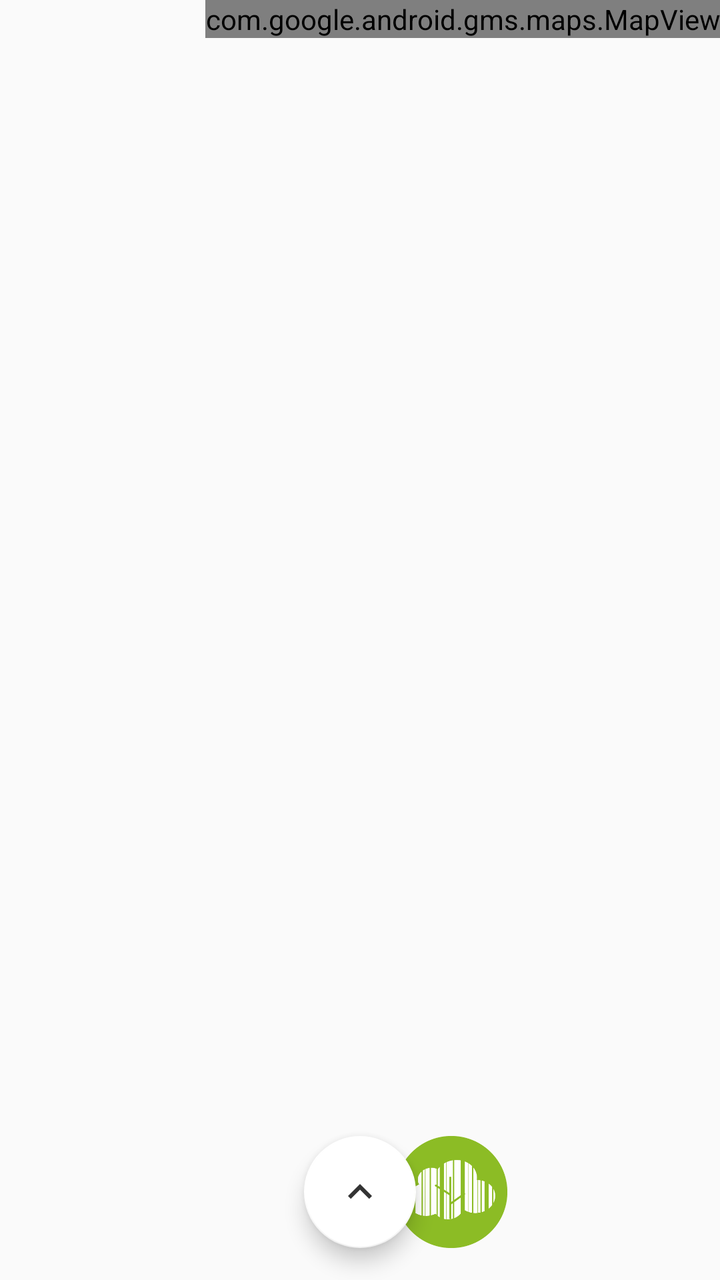
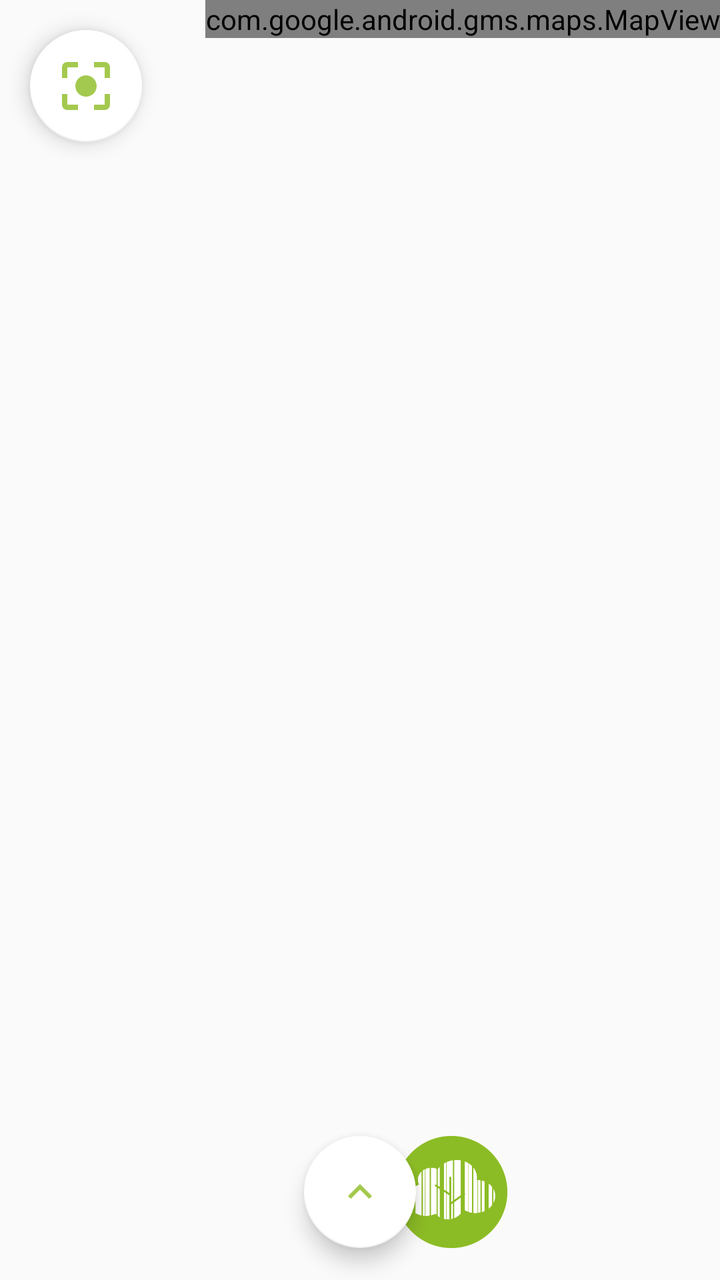

Before-and-after screenshots of an Android layout around one commit, followed by the original layout XML and the change that was made.
<!-- AndroidManifest.xml: application theme AppTheme.NoActionBar -->
<!-- res/layout/fragment_home.xml -->
<?xml version="1.0" encoding="utf-8"?>
<androidx.constraintlayout.widget.ConstraintLayout xmlns:android="http://schemas.android.com/apk/res/android"
    xmlns:app="http://schemas.android.com/apk/res-auto"
    xmlns:tools="http://schemas.android.com/tools"
    android:layout_width="match_parent"
    android:layout_height="match_parent"
    tools:context=".view.fragment.HomeFragment">


    <com.google.android.gms.maps.MapView
        android:id="@+id/map"
        android:layout_width="wrap_content"
        android:layout_height="wrap_content"
        app:layout_constraintEnd_toEndOf="parent"
        app:layout_constraintTop_toTopOf="parent" />


    <com.google.android.material.floatingactionbutton.FloatingActionButton
        android:id="@+id/fab_menu"
        android:layout_width="wrap_content"
        android:layout_height="wrap_content"
        android:layout_marginBottom="16dp"
        android:src="@drawable/arrow_up"
        app:backgroundTint="@color/white"
        app:layout_constraintBottom_toBottomOf="parent"
        app:layout_constraintEnd_toEndOf="parent"
        app:layout_constraintHorizontal_bias="0.5"
        app:layout_constraintStart_toStartOf="parent" />

    <ImageButton
        android:id="@+id/scanner_button"
        android:layout_width="56dp"
        android:layout_height="56dp"
        android:layout_marginBottom="16dp"
        android:background="@drawable/icon_barcode"
        android:elevation="5dp"
        app:layout_constraintBottom_toBottomOf="parent"
        app:layout_constraintEnd_toEndOf="parent"
        app:layout_constraintHorizontal_bias="0.65"
        app:layout_constraintStart_toStartOf="parent" />

    <include
        android:id="@+id/dashboardLayout"
        layout="@layout/dashboard_layout"
        android:visibility="gone" />

</androidx.constraintlayout.widget.ConstraintLayout>
<!-- res/layout/dashboard_layout.xml (included above) -->
<?xml version="1.0" encoding="utf-8"?>
<androidx.constraintlayout.widget.ConstraintLayout xmlns:android="http://schemas.android.com/apk/res/android"
    xmlns:app="http://schemas.android.com/apk/res-auto"
    android:id="@+id/layoutTool"
    android:layout_width="match_parent"
    android:layout_height="match_parent"
    android:background="@drawable/dashboard_shape">


    <androidx.constraintlayout.widget.Group
        android:id="@+id/groupButton"
        android:layout_width="wrap_content"
        android:layout_height="wrap_content"
        app:constraint_referenced_ids="taskButton, settingsButton, accountButton, titleAccount, titleTask,titleSettings"
        app:layout_constraintBottom_toTopOf="parent"
        app:layout_constraintEnd_toStartOf="parent"
        app:layout_constraintStart_toStartOf="parent"
        app:layout_constraintTop_toTopOf="parent" />

    <com.google.android.material.floatingactionbutton.FloatingActionButton
        android:id="@+id/settingsButton"
        android:layout_width="wrap_content"
        android:layout_height="wrap_content"
        android:layout_marginTop="8dp"
        android:layout_marginEnd="5dp"
        android:src="@drawable/setting"
        app:backgroundTint="@color/green_light"
        app:layout_constraintEnd_toEndOf="@+id/titleSettings"
        app:layout_constraintTop_toBottomOf="@+id/titleSettings" />

    <com.google.android.material.floatingactionbutton.FloatingActionButton
        android:id="@+id/accountButton"
        android:layout_width="wrap_content"
        android:layout_height="wrap_content"
        android:layout_marginStart="16dp"
        android:layout_marginTop="8dp"
        android:src="@drawable/account"
        app:backgroundTint="@color/green_light"
        app:layout_constraintStart_toStartOf="@+id/titleAccount"
        app:layout_constraintTop_toBottomOf="@+id/titleAccount" />

    <com.google.android.material.floatingactionbutton.FloatingActionButton
        android:id="@+id/taskButton"
        android:layout_width="wrap_content"
        android:layout_height="wrap_content"
        android:layout_marginTop="8dp"
        android:src="@drawable/check_list"
        app:backgroundTint="@color/green_light"
        app:layout_constraintStart_toStartOf="@+id/titleTask"
        app:layout_constraintTop_toBottomOf="@+id/titleTask" />

    <TextView
        android:id="@+id/titleSettings"
        style="@style/TextAppearance"
        android:layout_width="wrap_content"
        android:layout_height="wrap_content"
        android:layout_marginStart="40dp"
        android:alpha=".5"
        android:elevation="10dp"
        android:padding="5dp"
        android:text="@string/settings_title"
        app:layout_constraintStart_toStartOf="parent"
        app:layout_constraintTop_toTopOf="@+id/titleAccount" />

    <TextView
        android:id="@+id/titleAccount"
        style="@style/TextAppearance"
        android:layout_width="wrap_content"
        android:layout_height="wrap_content"
        android:layout_marginHorizontal="15dp"
        android:alpha=".5"
        android:elevation="10dp"
        android:padding="5dp"
        android:text="@string/account_title"
        app:layout_constraintBottom_toBottomOf="@+id/titleTask"
        app:layout_constraintEnd_toEndOf="parent"
        app:layout_constraintStart_toStartOf="parent" />

    <TextView
        android:id="@+id/titleTask"
        style="@style/TextAppearance"
        android:layout_width="wrap_content"
        android:layout_height="wrap_content"
        android:layout_marginTop="308dp"
        android:layout_marginEnd="40dp"
        android:alpha=".5"
        android:elevation="10dp"
        android:padding="5dp"
        android:text="@string/missions_title"
        android:textColor="@color/black"
        app:layout_constraintEnd_toEndOf="parent"
        app:layout_constraintTop_toTopOf="parent" />

    <TextView
        android:id="@+id/home_title"
        android:layout_width="0dp"
        android:layout_height="wrap_content"
        android:layout_marginHorizontal="20dp"
        android:layout_marginStart="20dp"
        android:layout_marginTop="36dp"
        android:layout_marginEnd="20dp"
        style="@style/TextAppearance"
        android:textAlignment="center"
        android:textColor="@color/black"
        android:textSize="25dp"
        app:layout_constraintEnd_toEndOf="parent"
        app:layout_constraintStart_toStartOf="parent"
        app:layout_constraintTop_toBottomOf="@+id/settingsButton" />

    <TextView
        android:id="@+id/textRecap"
        android:layout_width="0dp"
        android:layout_height="wrap_content"
        android:layout_marginHorizontal="20dp"
        android:layout_marginStart="20dp"
        android:layout_marginTop="43dp"
        android:layout_marginEnd="20dp"
        style="@style/TextAppearance"
        android:textAlignment="center"
        android:textSize="25dp"
        app:layout_constraintEnd_toEndOf="parent"
        app:layout_constraintStart_toStartOf="parent"
        app:layout_constraintTop_toBottomOf="@+id/home_title" />

    <com.google.android.material.floatingactionbutton.FloatingActionButton
        android:id="@+id/buttonClose"
        android:layout_width="wrap_content"
        android:layout_height="wrap_content"
        android:layout_marginBottom="16dp"
        android:src="@drawable/arrow_down"
        app:backgroundTint="@color/white"
        app:layout_constraintBottom_toBottomOf="parent"
        app:layout_constraintEnd_toEndOf="parent"
        app:layout_constraintHorizontal_bias="0.5"
        app:layout_constraintStart_toStartOf="parent" />
</androidx.constraintlayout.widget.ConstraintLayout>
<!-- resources referenced by this layout -->
<resources>
  <color name="black">#FF000000</color>
  <color name="green_light">#8dbc23</color>
  <color name="white">#FFFFFFFF</color>
  <!-- drawable account (drawable-anydpi) -->
  <vector xmlns:android="http://schemas.android.com/apk/res/android"
      android:width="24dp"
      android:height="24dp"
      android:viewportWidth="24"
      android:viewportHeight="24"
      android:tint="#000000"
      android:alpha="0.8">
    <path
        android:fillColor="@android:color/white"
        android:pathData="M12,12c2.21,0 4,-1.79 4,-4s-1.79,-4 -4,-4 -4,1.79 -4,4 1.79,4 4,4zM12,14c-2.67,0 -8,1.34 -8,4v2h16v-2c0,-2.66 -5.33,-4 -8,-4z"/>
  </vector>
  <!-- drawable arrow_down (drawable-anydpi) -->
  <vector xmlns:android="http://schemas.android.com/apk/res/android"
      android:width="24dp"
      android:height="24dp"
      android:viewportWidth="24"
      android:viewportHeight="24"
      android:tint="#000000"
      android:alpha="0.8">
    <path
        android:fillColor="@android:color/white"
        android:pathData="M7.41,8.59L12,13.17l4.59,-4.58L18,10l-6,6 -6,-6 1.41,-1.41z"/>
  </vector>
  <!-- drawable arrow_up (drawable-anydpi) -->
  <vector xmlns:android="http://schemas.android.com/apk/res/android"
      android:width="24dp"
      android:height="24dp"
      android:viewportWidth="24"
      android:viewportHeight="24"
      android:tint="#000000"
      android:alpha="0.8">
    <path
        android:fillColor="@android:color/white"
        android:pathData="M7.41,15.41L12,10.83l4.59,4.58L18,14l-6,-6 -6,6z"/>
  </vector>
  <!-- drawable dashboard_shape (drawable) -->
  <?xml version="1.0" encoding="utf-8"?>
  <layer-list xmlns:android="http://schemas.android.com/apk/res/android">
      <item>
          <shape android:shape="rectangle">
              <solid android:color="@color/green_opacity"/>
              <corners android:radius="2dp" />
              <gradient
                  android:angle="315"
                  android:centerX="80%"
                  android:endColor="@color/green_opacity"
                  android:startColor="@color/white" />
  
          </shape>
      </item>
  </layer-list>
  <string name="account_title">Mon Compte</string>
  <string name="missions_title">Missions</string>
  <string name="settings_title">Paramètres</string>
  <style name="TextAppearance" parent="TextAppearance.AppCompat">
          <item name="android:background">@color/transparent</item>
          <item name="android:textColor">@color/black</item>
          <item name="android:textSize">15sp</item>
      </style>
  <style name="AppTheme.NoActionBar">
          <item name="windowActionBar">false</item>
          <item name="windowNoTitle">true</item>
      </style>
  <color name="green_opacity">#BABFFD8A</color>
  <color name="transparent">#00FFFFFF</color>
  <!-- unchanged entries left out for length: 3 -->
</resources>

<!-- the commit's change to res/layout/fragment_home.xml (unified diff, before → after) -->
@@ -14,6 +14,17 @@
         app:layout_constraintEnd_toEndOf="parent"
         app:layout_constraintTop_toTopOf="parent" />
 
+    <com.google.android.material.floatingactionbutton.FloatingActionButton
+        android:id="@+id/center_button"
+        android:layout_width="wrap_content"
+        android:layout_height="wrap_content"
+        android:layout_marginStart="15dp"
+        android:layout_marginTop="15dp"
+        android:src="@drawable/ic_focus_center"
+        app:backgroundTint="@color/white"
+        app:tint="@color/green_light"
+        app:layout_constraintStart_toStartOf="parent"
+        app:layout_constraintTop_toTopOf="parent" />
 
     <com.google.android.material.floatingactionbutton.FloatingActionButton
         android:id="@+id/fab_menu"
@@ -25,7 +36,8 @@
         app:layout_constraintBottom_toBottomOf="parent"
         app:layout_constraintEnd_toEndOf="parent"
         app:layout_constraintHorizontal_bias="0.5"
-        app:layout_constraintStart_toStartOf="parent" />
+        app:layout_constraintStart_toStartOf="parent"
+        app:tint="@color/green_light" />
 
     <ImageButton
         android:id="@+id/scanner_button"
@@ -72,6 +84,7 @@
         android:layout_marginTop="8dp"
         android:layout_marginEnd="5dp"
         android:src="@drawable/setting"
+        app:tint="@color/white"
         app:backgroundTint="@color/green_light"
         app:layout_constraintEnd_toEndOf="@+id/titleSettings"
         app:layout_constraintTop_toBottomOf="@+id/titleSettings" />
@@ -83,6 +96,7 @@
         android:layout_marginStart="16dp"
         android:layout_marginTop="8dp"
         android:src="@drawable/account"
+        app:tint="@color/white"
         app:backgroundTint="@color/green_light"
         app:layout_constraintStart_toStartOf="@+id/titleAccount"
         app:layout_constraintTop_toBottomOf="@+id/titleAccount" />
@@ -93,6 +107,7 @@
         android:layout_height="wrap_content"
         android:layout_marginTop="8dp"
         android:src="@drawable/check_list"
+        app:tint="@color/white"
         app:backgroundTint="@color/green_light"
         app:layout_constraintStart_toStartOf="@+id/titleTask"
         app:layout_constraintTop_toBottomOf="@+id/titleTask" />
@@ -177,6 +192,7 @@
         android:layout_marginBottom="16dp"
         android:src="@drawable/arrow_down"
         app:backgroundTint="@color/white"
+        app:tint="@color/green_light"
         app:layout_constraintBottom_toBottomOf="parent"
         app:layout_constraintEnd_toEndOf="parent"
         app:layout_constraintHorizontal_bias="0.5"
<!-- resource entries referenced after the edit -->
@@ -55,6 +55,23 @@
           </shape>
       </item>
   </layer-list>
+  <!-- drawable ic_focus_center (drawable-anydpi) -->
+  <vector xmlns:android="http://schemas.android.com/apk/res/android"
+      android:width="24dp"
+      android:height="24dp"
+      android:viewportWidth="24"
+      android:viewportHeight="24"
+      android:tint="#8DBC23"
+      android:alpha="0.8">
+    <group android:scaleX="1.3333334"
+        android:scaleY="1.3333334"
+        android:translateX="-4"
+        android:translateY="-4">
+      <path
+          android:fillColor="@android:color/white"
+          android:pathData="M12,8c-2.21,0 -4,1.79 -4,4s1.79,4 4,4 4,-1.79 4,-4 -1.79,-4 -4,-4zM5,15L3,15v4c0,1.1 0.9,2 2,2h4v-2L5,19v-4zM5,5h4L9,3L5,3c-1.1,0 -2,0.9 -2,2v4h2L5,5zM19,3h-4v2h4v4h2L21,5c0,-1.1 -0.9,-2 -2,-2zM19,19h-4v2h4c1.1,0 2,-0.9 2,-2v-4h-2v4z"/>
+    </group>
+  </vector>
   <string name="account_title">Mon Compte</string>
   <string name="missions_title">Missions</string>
   <string name="settings_title">Paramètres</string>
